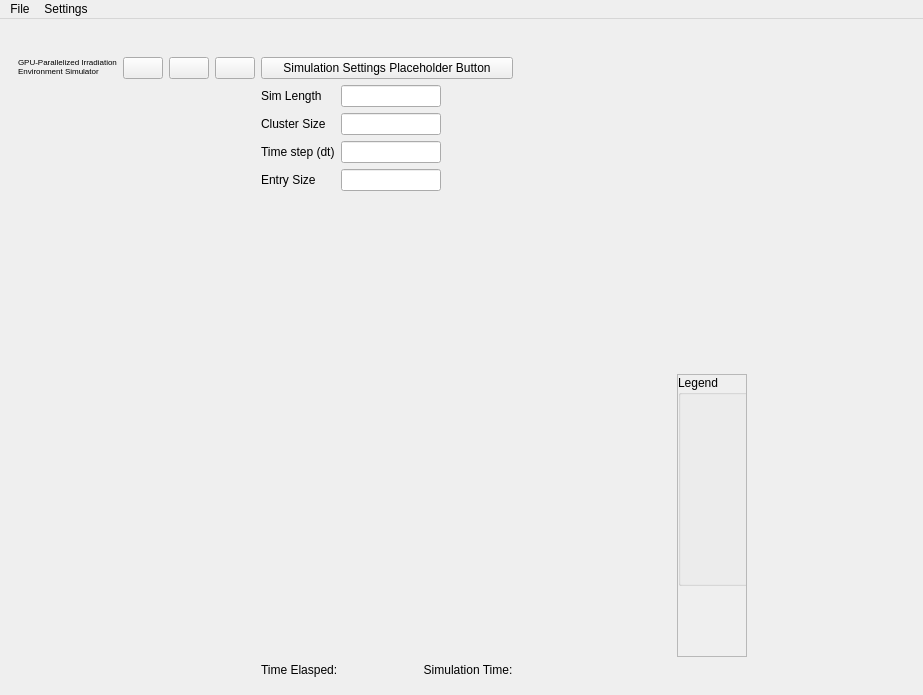
The window that src/ui/gui/mainwindow.ui (G-PIES/G-PIES) describes before a commit, drawn with Qt 5.
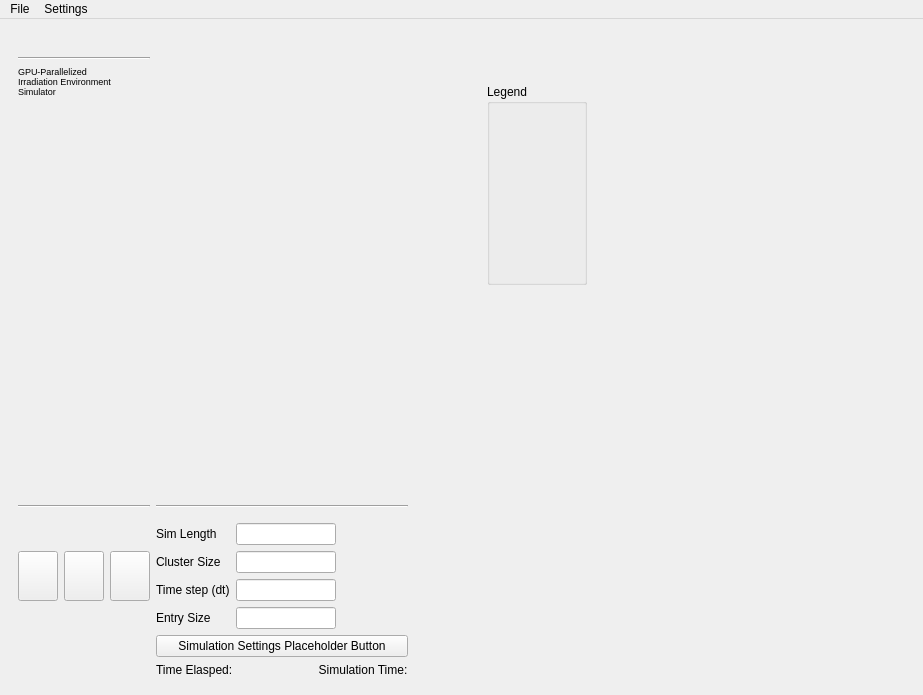
The same window after the commit. Icons and pictures are not drawn.

The edit to the form file:
```diff
--- a/src/ui/gui/mainwindow.ui
+++ b/src/ui/gui/mainwindow.ui
@@ -37,6 +37,141 @@
     <item>
      <widget class="QWidget" name="widget" native="true">
       <layout class="QGridLayout" name="gridLayout">
+       <item row="6" column="7">
+        <layout class="QFormLayout" name="simForm">
+         <item row="0" column="0">
+          <widget class="QLabel" name="simLenLabel">
+           <property name="text">
+            <string>Sim Length</string>
+           </property>
+          </widget>
+         </item>
+         <item row="0" column="1">
+          <widget class="QLineEdit" name="simLenEntry">
+           <property name="maximumSize">
+            <size>
+             <width>100</width>
+             <height>100</height>
+            </size>
+           </property>
+          </widget>
+         </item>
+         <item row="1" column="0">
+          <widget class="QLabel" name="clusterSizeLabel">
+           <property name="text">
+            <string>Cluster Size</string>
+           </property>
+          </widget>
+         </item>
+         <item row="1" column="1">
+          <widget class="QLineEdit" name="clusterSizeEntry">
+           <property name="maximumSize">
+            <size>
+             <width>100</width>
+             <height>100</height>
+            </size>
+           </property>
+          </widget>
+         </item>
+         <item row="2" column="0">
+          <widget class="QLabel" name="timeStepLabel">
+           <property name="font">
+            <font>
+             <underline>false</underline>
+             <strikeout>false</strikeout>
+             <kerning>true</kerning>
+            </font>
+           </property>
+           <property name="text">
+            <string>Time step (dt)</string>
+           </property>
+          </widget>
+         </item>
+         <item row="2" column="1">
+          <widget class="QLineEdit" name="timeStepEntry">
+           <property name="maximumSize">
+            <size>
+             <width>100</width>
+             <height>100</height>
+            </size>
+           </property>
+          </widget>
+         </item>
+         <item row="4" column="0">
+          <widget class="QLabel" name="entrySizeLabel">
+           <property name="text">
+            <string>Entry Size</string>
+           </property>
+          </widget>
+         </item>
+         <item row="4" column="1">
+          <widget class="QLineEdit" name="entrySizeEntry">
+           <property name="maximumSize">
+            <size>
+             <width>100</width>
+             <height>100</height>
+            </size>
+           </property>
+          </widget>
+         </item>
+        </layout>
+       </item>
+       <item row="4" column="7">
+        <layout class="QVBoxLayout" name="maingraph">
+         <property name="bottomMargin">
+          <number>0</number>
+         </property>
+         <item>
+          <spacer name="verticalSpacer">
+           <property name="orientation">
+            <enum>Qt::Vertical</enum>
+           </property>
+           <property name="sizeHint" stdset="0">
+            <size>
+             <width>20</width>
+             <height>40</height>
+            </size>
+           </property>
+          </spacer>
+         </item>
+        </layout>
+       </item>
+       <item row="4" column="0">
+        <widget class="QLabel" name="subtitleLabel">
+         <property name="maximumSize">
+          <size>
+           <width>100</width>
+           <height>16777215</height>
+          </size>
+         </property>
+         <property name="baseSize">
+          <size>
+           <width>0</width>
+           <height>0</height>
+          </size>
+         </property>
+         <property name="font">
+          <font>
+           <pointsize>7</pointsize>
+          </font>
+         </property>
+         <property name="text">
+          <string>GPU-Parallelized Irradiation Environment Simulator</string>
+         </property>
+         <property name="alignment">
+          <set>Qt::AlignLeading|Qt::AlignLeft|Qt::AlignTop</set>
+         </property>
+         <property name="wordWrap">
+          <bool>true</bool>
+         </property>
+         <property name="margin">
+          <number>0</number>
+         </property>
+         <property name="indent">
+          <number>0</number>
+         </property>
+        </widget>
+       </item>
        <item row="0" column="0">
         <widget class="QLabel" name="logoLabel">
          <property name="enabled">
@@ -92,14 +227,109 @@
          </property>
         </widget>
        </item>
-       <item row="10" column="7">
+       <item row="4" column="9">
+        <spacer name="horizontalSpacer_3">
+         <property name="orientation">
+          <enum>Qt::Horizontal</enum>
+         </property>
+         <property name="sizeHint" stdset="0">
+          <size>
+           <width>40</width>
+           <height>20</height>
+          </size>
+         </property>
+        </spacer>
+       </item>
+       <item row="6" column="0">
+        <layout class="QHBoxLayout" name="horizontalLayout_2">
+         <item>
+          <widget class="QPushButton" name="stopButton">
+           <property name="maximumSize">
+            <size>
+             <width>50</width>
+             <height>50</height>
+            </size>
+           </property>
+           <property name="cursor">
+            <cursorShape>PointingHandCursor</cursorShape>
+           </property>
+           <property name="text">
+            <string/>
+           </property>
+           <property name="icon">
+            <iconset resource="resources/resources.qrc">
+             <normaloff>:/sim_control_logos/stop.png</normaloff>:/sim_control_logos/stop.png</iconset>
+           </property>
+           <property name="iconSize">
+            <size>
+             <width>40</width>
+             <height>40</height>
+            </size>
+           </property>
+          </widget>
+         </item>
+         <item>
+          <widget class="QPushButton" name="pauseButton">
+           <property name="maximumSize">
+            <size>
+             <width>50</width>
+             <height>50</height>
+            </size>
+           </property>
+           <property name="cursor">
+            <cursorShape>PointingHandCursor</cursorShape>
+           </property>
+           <property name="text">
+            <string/>
+           </property>
+           <property name="icon">
+            <iconset resource="resources/resources.qrc">
+             <normaloff>:/sim_control_logos/pause.png</normaloff>:/sim_control_logos/pause.png</iconset>
+           </property>
+           <property name="iconSize">
+            <size>
+             <width>40</width>
+             <height>40</height>
+            </size>
+           </property>
+          </widget>
+         </item>
+         <item>
+          <widget class="QPushButton" name="startButton">
+           <property name="maximumSize">
+            <size>
+             <width>50</width>
+             <height>50</height>
+            </size>
+           </property>
+           <property name="cursor">
+            <cursorShape>PointingHandCursor</cursorShape>
+           </property>
+           <property name="text">
+            <string/>
+           </property>
+           <property name="icon">
+            <iconset resource="resources/resources.qrc">
+             <normaloff>:/sim_control_logos/play.png</normaloff>:/sim_control_logos/play.png</iconset>
+           </property>
+           <property name="iconSize">
+            <size>
+             <width>40</width>
+             <height>40</height>
+            </size>
+           </property>
+          </widget>
+         </item>
+        </layout>
+       </item>
+       <item row="9" column="7">
         <widget class="QLabel" name="timeLabel">
          <property name="text">
           <string>Time Elasped:                          Simulation Time:</string>
          </property>
         </widget>
        </item>
-       <item row="7" column="10">
+       <item row="4" column="8">
         <layout class="QHBoxLayout" name="legendBox">
          <item>
           <widget class="QScrollArea" name="legendScrollArea">
@@ -109,6 +339,27 @@
              <verstretch>0</verstretch>
             </sizepolicy>
            </property>
+           <property name="minimumSize">
+            <size>
+             <width>0</width>
+             <height>0</height>
+            </size>
+           </property>
+           <property name="maximumSize">
+            <size>
+             <width>100</width>
+             <height>16777215</height>
+            </size>
+           </property>
+           <property name="styleSheet">
+            <string notr="true"/>
+           </property>
+           <property name="frameShape">
+            <enum>QFrame::NoFrame</enum>
+           </property>
+           <property name="lineWidth">
+            <number>0</number>
+           </property>
            <property name="widgetResizable">
             <bool>true</bool>
            </property>
@@ -117,17 +368,26 @@
              <rect>
               <x>0</x>
               <y>0</y>
-              <width>68</width>
-              <height>221</height>
+              <width>100</width>
+              <height>216</height>
              </rect>
             </property>
+            <property name="maximumSize">
+             <size>
+              <width>100</width>
+              <height>16777215</height>
+             </size>
+            </property>
+            <property name="styleSheet">
+             <string notr="true"/>
+            </property>
             <widget class="QGroupBox" name="groupBox">
              <property name="geometry">
               <rect>
                <x>0</x>
-               <y>0</y>
-               <width>621</width>
-               <height>211</height>
+               <y>18</y>
+               <width>100</width>
+               <height>201</height>
               </rect>
              </property>
              <property name="sizePolicy">
@@ -136,6 +396,15 @@
                <verstretch>0</verstretch>
               </sizepolicy>
              </property>
+             <property name="maximumSize">
+              <size>
+               <width>100</width>
+               <height>16777215</height>
+              </size>
+             </property>
+             <property name="styleSheet">
+              <string notr="true"/>
+             </property>
              <property name="title">
               <string>Legend</string>
              </property>
@@ -145,81 +414,15 @@
          </item>
         </layout>
        </item>
-       <item row="5" column="6">
-        <widget class="QPushButton" name="stopButton">
-         <property name="maximumSize">
-          <size>
-           <width>50</width>
-           <height>50</height>
-          </size>
-         </property>
-         <property name="text">
-          <string/>
-         </property>
-         <property name="icon">
-          <iconset resource="resources/resources.qrc">
-           <normaloff>:/sim_control_logos/stop.png</normaloff>:/sim_control_logos/stop.png</iconset>
-         </property>
-         <property name="iconSize">
-          <size>
-           <width>40</width>
-           <height>40</height>
-          </size>
-         </property>
-        </widget>
-       </item>
-       <item row="5" column="7">
+       <item row="7" column="7">
         <widget class="QPushButton" name="settingsButton">
          <property name="text">
           <string>Simulation Settings Placeholder Button</string>
          </property>
         </widget>
        </item>
-       <item row="5" column="3">
-        <widget class="QPushButton" name="pauseButton">
-         <property name="maximumSize">
-          <size>
-           <width>50</width>
-           <height>50</height>
-          </size>
-         </property>
-         <property name="text">
-          <string/>
-         </property>
-         <property name="icon">
-          <iconset resource="resources/resources.qrc">
-           <normaloff>:/sim_control_logos/pause.png</normaloff>:/sim_control_logos/pause.png</iconset>
-         </property>
-         <property name="iconSize">
-          <size>
-           <width>40</width>
-           <height>40</height>
-          </size>
-         </property>
-        </widget>
-       </item>
-       <item row="6" column="10">
-        <layout class="QVBoxLayout" name="maingraph">
-         <property name="bottomMargin">
-          <number>0</number>
-         </property>
-         <item>
-          <spacer name="maingraphSpacer_ver">
-           <property name="orientation">
-            <enum>Qt::Vertical</enum>
-           </property>
-           <property name="sizeHint" stdset="0">
-            <size>
-             <width>20</width>
-             <height>40</height>
-            </size>
-           </property>
-          </spacer>
-         </item>
-        </layout>
-       </item>
-       <item row="6" column="9">
-        <spacer name="widgetSpacer_hor">
+       <item row="5" column="8">
+        <spacer name="horizontalSpacer_2">
          <property name="orientation">
           <enum>Qt::Horizontal</enum>
          </property>
@@ -231,144 +434,29 @@
          </property>
         </spacer>
        </item>
-       <item row="6" column="7">
-        <layout class="QFormLayout" name="simForm">
-         <item row="0" column="0">
-          <widget class="QLabel" name="simLenLabel">
-           <property name="text">
-            <string>Sim Length</string>
-           </property>
-          </widget>
-         </item>
-         <item row="0" column="1">
-          <widget class="QLineEdit" name="simLenEntry">
-           <property name="maximumSize">
-            <size>
-             <width>100</width>
-             <height>100</height>
-            </size>
-           </property>
-          </widget>
-         </item>
-         <item row="1" column="0">
-          <widget class="QLabel" name="clusterSizeLabel">
-           <property name="text">
-            <string>Cluster Size</string>
-           </property>
-          </widget>
-         </item>
-         <item row="1" column="1">
-          <widget class="QLineEdit" name="clusterSizeEntry">
-           <property name="maximumSize">
-            <size>
-             <width>100</width>
-             <height>100</height>
-            </size>
-           </property>
-          </widget>
-         </item>
-         <item row="2" column="0">
-          <widget class="QLabel" name="timeStepLabel">
-           <property name="font">
-            <font>
-             <underline>false</underline>
-             <strikeout>false</strikeout>
-             <kerning>true</kerning>
-            </font>
-           </property>
-           <property name="text">
-            <string>Time step (dt)</string>
-           </property>
-          </widget>
-         </item>
-         <item row="2" column="1">
-          <widget class="QLineEdit" name="timeStepEntry">
-           <property name="maximumSize">
-            <size>
-             <width>100</width>
-             <height>100</height>
-            </size>
-           </property>
-          </widget>
-         </item>
-         <item row="4" column="0">
-          <widget class="QLabel" name="entrySizeLabel">
-           <property name="text">
-            <string>Entry Size</string>
-           </property>
-          </widget>
-         </item>
-         <item row="4" column="1">
-          <widget class="QLineEdit" name="entrySizeEntry">
-           <property name="maximumSize">
-            <size>
-             <width>100</width>
-             <height>100</height>
-            </size>
-           </property>
-          </widget>
-         </item>
-        </layout>
+       <item row="1" column="0">
+        <widget class="Line" name="line">
+         <property name="styleSheet">
+          <string notr="true"/>
+         </property>
+         <property name="orientation">
+          <enum>Qt::Horizontal</enum>
+         </property>
+        </widget>
+       </item>
+       <item row="5" column="7">
+        <widget class="Line" name="line_2">
+         <property name="orientation">
+          <enum>Qt::Horizontal</enum>
+         </property>
+        </widget>
        </item>
        <item row="5" column="0">
-        <widget class="QLabel" name="label">
-         <property name="font">
-          <font>
-           <pointsize>6</pointsize>
-          </font>
-         </property>
-         <property name="text">
-          <string>GPU-Parallelized Irradiation Environment Simulator</string>
-         </property>
-         <property name="alignment">
-          <set>Qt::AlignLeading|Qt::AlignLeft|Qt::AlignTop</set>
-         </property>
-         <property name="wordWrap">
-          <bool>true</bool>
-         </property>
-         <property name="margin">
-          <number>0</number>
-         </property>
-         <property name="indent">
-          <number>0</number>
-         </property>
-        </widget>
-       </item>
-       <item row="5" column="2">
-        <widget class="QPushButton" name="startButton">
-         <property name="maximumSize">
-          <size>
-           <width>50</width>
-           <height>50</height>
-          </size>
-         </property>
-         <property name="text">
-          <string/>
-         </property>
-         <property name="icon">
-          <iconset resource="resources/resources.qrc">
-           <normaloff>:/sim_control_logos/play.png</normaloff>:/sim_control_logos/play.png</iconset>
-         </property>
-         <property name="iconSize">
-          <size>
-           <width>40</width>
-           <height>40</height>
-          </size>
-         </property>
-        </widget>
-       </item>
-       <item row="6" column="11">
-        <spacer name="horizontalSpacer">
+        <widget class="Line" name="line_3">
          <property name="orientation">
           <enum>Qt::Horizontal</enum>
          </property>
-         <property name="sizeHint" stdset="0">
-          <size>
-           <width>40</width>
-           <height>20</height>
-          </size>
-         </property>
-        </spacer>
+        </widget>
        </item>
       </layout>
      </widget>
```
